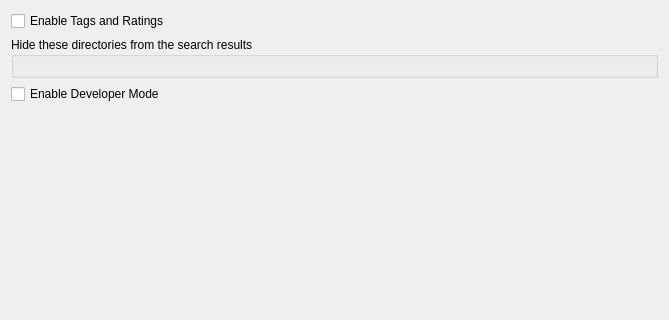
First picture: the form in src/file/kcm/configwidget.ui, repository KDE/baloo, before the edit; both pictures show x 0 to 669 and y 0 to 320 of the 669 by 671 pixel window.
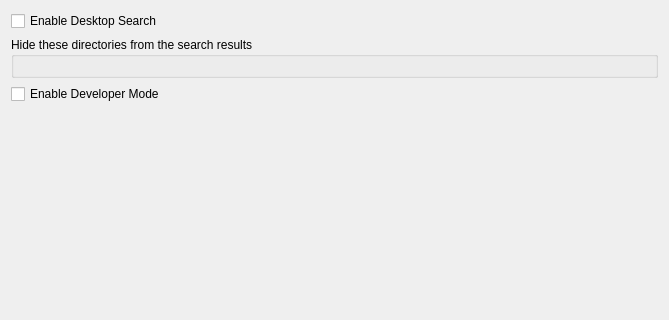
Second picture: the form after the edit. Custom widgets are drawn as their Qt base class.

Commit message:
KCM: Rename "Enable Tags and Ratings" to "Enable Desktop Search"
After much consideration we have come to conclusion that user should not
expect to be able to list files/folders which have been tagged if
"Desktop Search" is not enabled.

Patch:
```diff
--- a/src/file/kcm/configwidget.ui
+++ b/src/file/kcm/configwidget.ui
@@ -15,7 +15,7 @@
    <item>
     <widget class="QCheckBox" name="m_checkEnabled">
      <property name="text">
-      <string>Enable Tags and Ratings</string>
+      <string>Enable Desktop Search</string>
      </property>
     </widget>
    </item>
```
